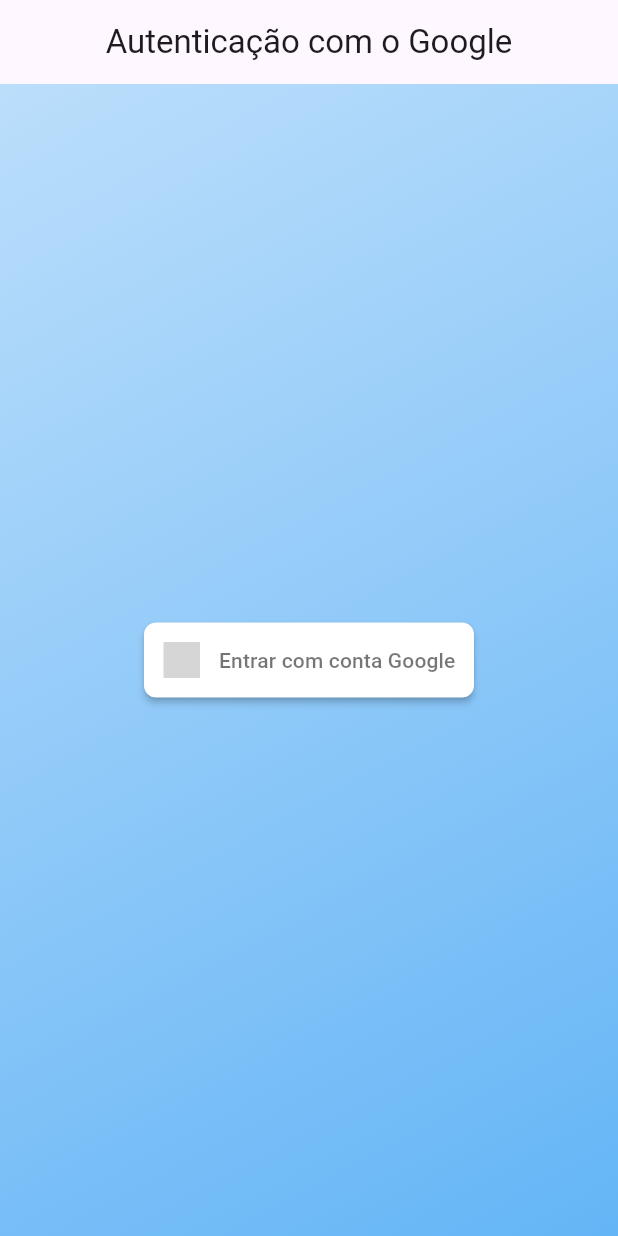
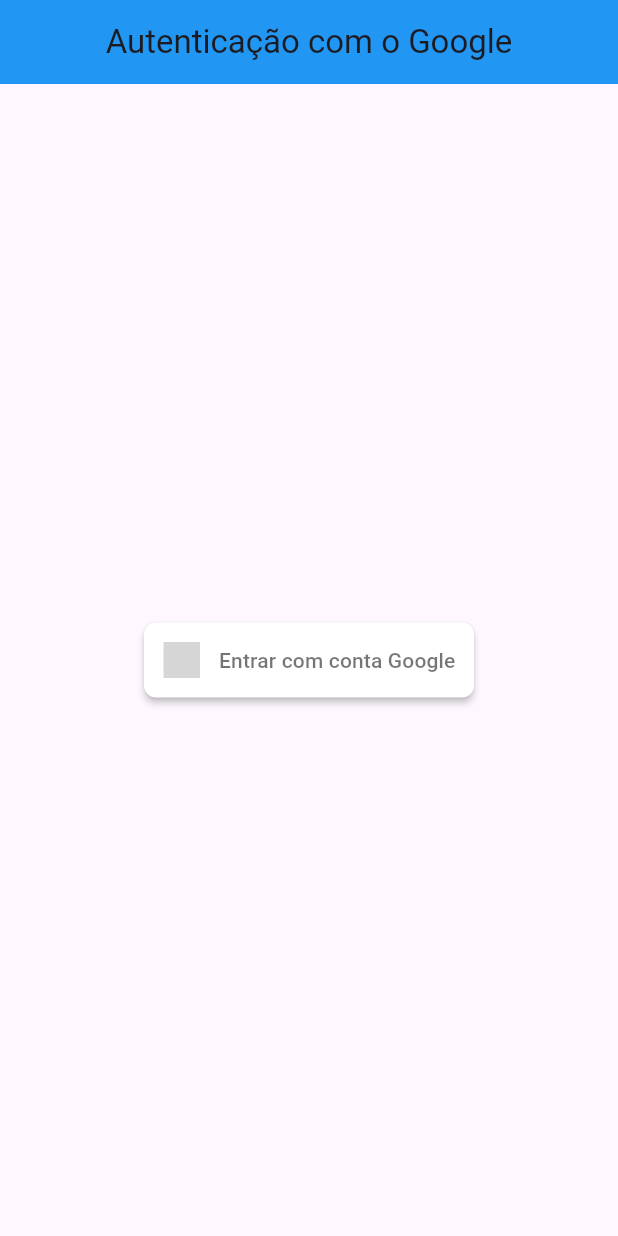
Before and after one commit to Cauacomtilnoa/firebase_google_flutter, a Flutter app: the screen it shows after launch, after a tap on "Entrar com conta Google", on a phone screen of 412 x 824 dp. Run offline on Flutter 3.47's test engine with Material 3 defaults, Android fonts, the phone set to English and light mode, and no system bars; drawn by our look-alikes of sign_in_button; our stand-ins replace firebase_auth, firebase_core, google_sign_in; accounts and stored records are empty; grey boxes are pictures that could not be loaded.

Commit message:
MVC e componentes
Colocando o projeto no padrão MVC
Componentizando elementos

```diff
--- /dev/null
+++ b/lib/controller/autenticacao_controller.dart
@@ -0,0 +1,13 @@
+import 'package:firebase_google/model/autenticacao_model.dart';
+
+class AutenticacaoController {
+  final AutenticacaoModel autenticacaoModel = AutenticacaoModel();
+
+  Future<void> logar() async{
+    await autenticacaoModel.entrarComGoogle();
+  }
+
+  Future<void> deslogar() async {
+    await autenticacaoModel.deslogar();
+  }
+}
--- /dev/null
+++ b/lib/model/autenticacao_model.dart
@@ -0,0 +1,31 @@
+import 'package:firebase_auth/firebase_auth.dart';
+import 'package:google_sign_in/google_sign_in.dart';
+
+class AutenticacaoModel {
+  final FirebaseAuth autenticacao = FirebaseAuth.instance;
+  final GoogleSignIn entrarGoogle = GoogleSignIn();
+
+  User? get usuario => autenticacao.currentUser;
+
+  Future<void> entrarComGoogle() async {
+    try {
+      final GoogleSignInAccount? googleUser = await entrarGoogle.signIn();
+      final GoogleSignInAuthentication? googleAuth = await googleUser?.authentication;
+
+      if (googleAuth?.idToken != null) {
+        final credential = GoogleAuthProvider.credential(
+          accessToken: googleAuth?.accessToken,
+          idToken: googleAuth?.idToken,
+        );
+        await autenticacao.signInWithCredential(credential);
+      }
+    } catch (e) {
+      print(e);
+    }
+  }
+
+  Future<void> deslogar() async {
+    await autenticacao.signOut();
+    await entrarGoogle.signOut();
+  }
+}
--- /dev/null
+++ b/lib/view/components/botaoEntrarGoogle.dart
@@ -0,0 +1,20 @@
+import 'package:flutter/widgets.dart';
+import 'package:sign_in_button/sign_in_button.dart';
+
+
+Widget BotaoGoogle(Function() apertarBotao) {
+  return Padding(
+    padding: const EdgeInsets.all(16.0),
+    child: SizedBox(
+      height: 50,
+      child: SignInButton(
+        Buttons.google,
+        text: "Entrar com conta Google",
+        onPressed:apertarBotao,
+        shape: RoundedRectangleBorder(
+          borderRadius: BorderRadius.circular(8.0),
+        ),
+      ),
+    ),
+  );
+}
--- a/lib/view/home_view.dart
+++ b/lib/view/home_view.dart
@@ -1,7 +1,7 @@
-import 'package:firebase_auth/firebase_auth.dart';
+import 'package:firebase_google/controller/autenticacao_controller.dart';
+import 'package:firebase_google/view/components/botaoEntrarGoogle.dart';
+import 'package:firebase_google/view/components/informacoesUsuario.dart';
 import 'package:flutter/material.dart';
-import 'package:sign_in_button/sign_in_button.dart';
-import 'package:google_sign_in/google_sign_in.dart';
 
 class HomeView extends StatefulWidget {
   const HomeView({super.key});
@@ -11,15 +11,16 @@
 }
 
 class _HomeViewState extends State<HomeView> {
-  final FirebaseAuth _auth = FirebaseAuth.instance;
-  User? _usuario;
+  AutenticacaoController _controller = AutenticacaoController();
 
   @override
   void initState() {
     super.initState();
-    _auth.authStateChanges().listen((event) {
+    _controller.autenticacaoModel.autenticacao
+        .authStateChanges()
+        .listen((event) {
       setState(() {
-        _usuario = event;
+        _controller.autenticacaoModel.usuario;
       });
     });
   }
@@ -29,91 +30,25 @@
     return Scaffold(
         appBar: AppBar(
           title: Text("Autenticação com o Google"),
+          backgroundColor: Colors.blue,
           centerTitle: true,
         ),
-      body: Container(
-        decoration: BoxDecoration(
-          gradient: LinearGradient(
-            colors: [Colors.blue.shade100, Colors.blue.shade300],
-            begin: Alignment.topLeft,
-            end: Alignment.bottomRight,
-          ),
-        ),
-        child: Center(
-          child: _usuario != null ? _userInfo() : _googleSignInButton(),
-        ),
-      ),
-    );
-  }
-
-  Widget _googleSignInButton() {
-    return Padding(
-      padding: const EdgeInsets.all(16.0),
-      child: SizedBox(
-        height: 50,
-        child: SignInButton(
-          Buttons.google,
-          text: "Entrar com conta Google",
-          onPressed: () {
-            _handleGoogleSignIn();
-          },
-          shape: RoundedRectangleBorder(
-            borderRadius: BorderRadius.circular(8.0),
-          ),
-        ),
-      ),
-    );
-  }
-
-  Widget _userInfo() {
-    return Padding(
-      padding: const EdgeInsets.all(16.0),
+        body: SizedBox(
+          width: double.infinity,
           child: Column(
             mainAxisAlignment: MainAxisAlignment.center,
             children: [
-          CircleAvatar(
-            radius: 40,
-            backgroundImage: NetworkImage(_usuario!.photoURL ?? ''),
-          ),
-          SizedBox(height: 16),
-          Text(
-            'Bem-vindo, ${_usuario!.displayName ?? 'Usuário'}!',
-            style: TextStyle(fontSize: 24, fontWeight: FontWeight.bold),
-          ),
-          SizedBox(height: 8),
-          Text(
-            _usuario!.email ?? '',
-            style: TextStyle(fontSize: 16),
-          ),
-          SizedBox(height: 20),
-          ElevatedButton(
-            onPressed: _handleSignOut,
-            child: Text("Sair"),
+              Center(
+                child: _controller.autenticacaoModel.usuario != null
+                    ? InformacaoUsuario(
+                        _controller.autenticacaoModel.usuario!.photoURL!,
+                        _controller.autenticacaoModel.usuario!.displayName!,
+                        _controller.autenticacaoModel.usuario!.email!,
+                        _controller.deslogar)
+                    : BotaoGoogle(_controller.logar),
               ),
             ],
           ),
-    );
-  }
-
-  void _handleGoogleSignIn() async {
-    try {
-      final GoogleSignIn googleSignIn = GoogleSignIn();
-      final GoogleSignInAccount? googleUser = await googleSignIn.signIn();
-      final GoogleSignInAuthentication? googleAuth = await googleUser?.authentication;
-
-      if (googleAuth?.idToken != null) {
-        final credential = GoogleAuthProvider.credential(
-          accessToken: googleAuth?.accessToken,
-          idToken: googleAuth?.idToken,
-        );
-        await _auth.signInWithCredential(credential);
-      }
-    } catch (e) {
-      print(e);
+        ));
   }
 }
-
-  void _handleSignOut() async {
-    await _auth.signOut();
-  }
-}
```
Also changed, not shown: lib/view/components/informacoesUsuario.dart (added, +32 -0 lines). Lines whose indentation alone changed are shown as unchanged.
